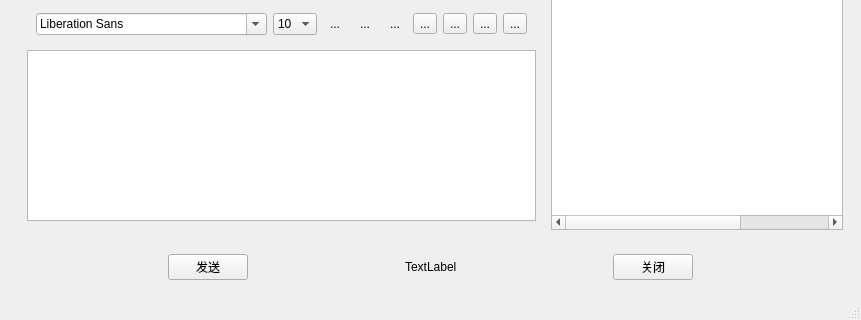
First picture: the form in widget.ui, repository tom25319120/chat, before the edit; both pictures show x 0 to 861 and y 199 to 519 of the 861 by 519 pixel window.
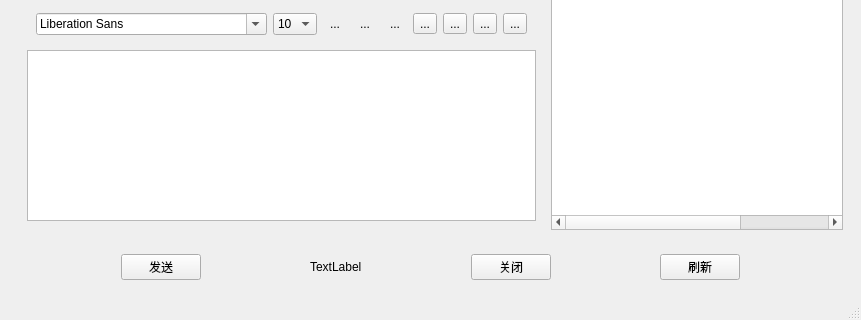
Second picture: the form after the edit. Icons and pictures are not drawn.

```diff
--- a/widget.ui
+++ b/widget.ui
@@ -339,6 +339,26 @@
          </property>
         </spacer>
        </item>
+       <item>
+        <widget class="QPushButton" name="flash">
+         <property name="text">
+          <string>刷新</string>
+         </property>
+        </widget>
+       </item>
+       <item>
+        <spacer name="horizontalSpacer_5">
+         <property name="orientation">
+          <enum>Qt::Orientation::Horizontal</enum>
+         </property>
+         <property name="sizeHint" stdset="0">
+          <size>
+           <width>40</width>
+           <height>20</height>
+          </size>
+         </property>
+        </spacer>
+       </item>
       </layout>
      </widget>
     </item>
```
